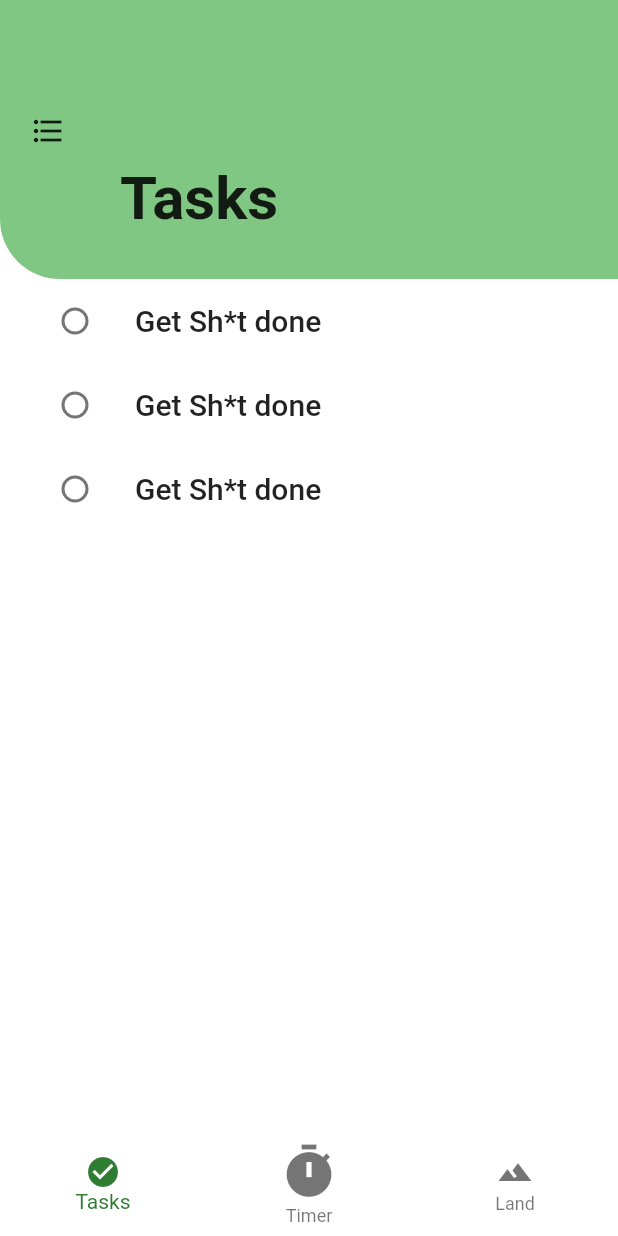
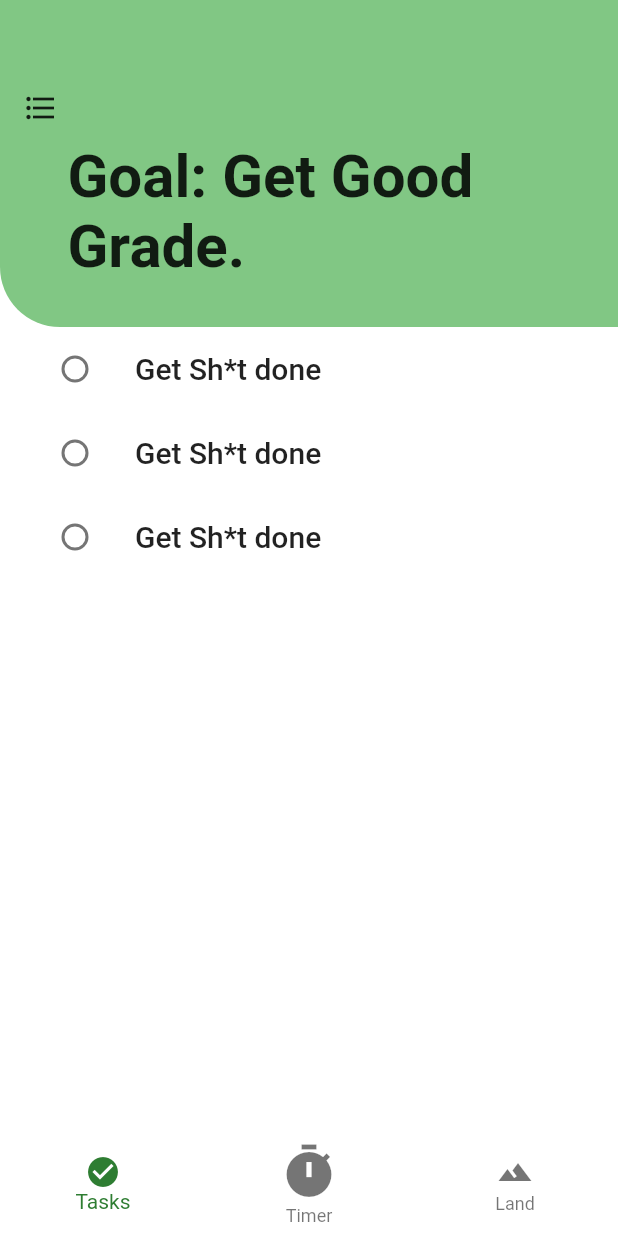
Before and after one commit to sirasitxp/nurtureland, a Flutter app: the screen it shows after launch, on a phone screen of 412 x 824 dp. Run offline on Flutter 3.47's test engine with Material 2 defaults, Android fonts, the light colour scheme and no system bars; our stand-ins replace circular_check_box, circular_countdown_timer; missing offline and left inert: flutter_circular_slider, flutter_cube.

Commit message:
Fixing tab view Goals feature

```diff
--- a/lib/screens/welcome_screen.dart
+++ b/lib/screens/welcome_screen.dart
@@ -89,7 +89,7 @@ class _MyHomePageState extends State<MyHomePage> {
                   bottomLeft: Radius.circular(40),
                 ),
               ),
-              padding: EdgeInsets.only(left: 20, top: 75),
+              padding: EdgeInsets.only(left: 15, top: 60),
               child: Column(
                 crossAxisAlignment: CrossAxisAlignment.start,
                 children: [
@@ -99,9 +99,9 @@ class _MyHomePageState extends State<MyHomePage> {
                     width: double.infinity,
                   ),
                   Padding(
-                    padding: const EdgeInsets.only(left: 60, bottom: 30),
+                    padding: const EdgeInsets.only(left: 30, bottom: 30),
                     child: Text(
-                      "Tasks",
+                      "Goal: Get Good Grade.",
                       style: TextStyle(
                         fontSize: 40,
                         fontWeight: FontWeight.bold,
```
